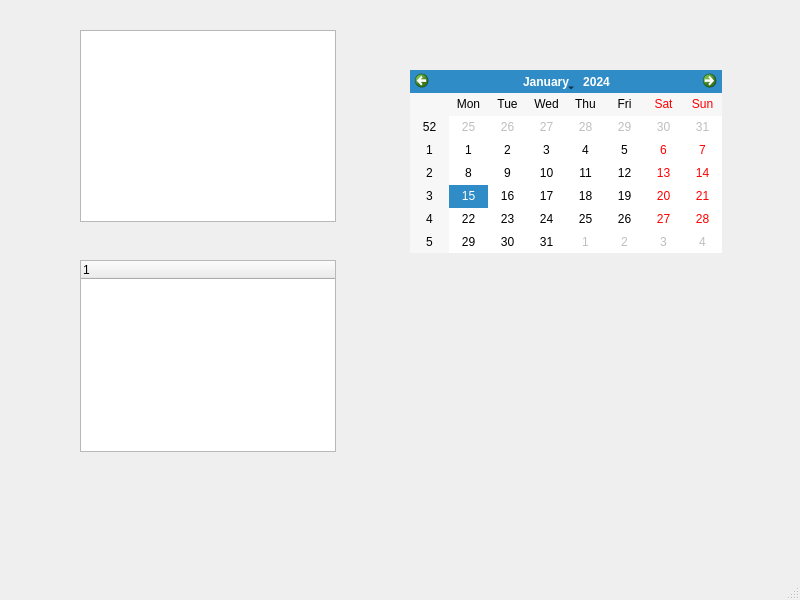
The window that Paltalk/mainwindow.ui (kotelifelif/Paltalk) describes before a commit, drawn with Qt 5.
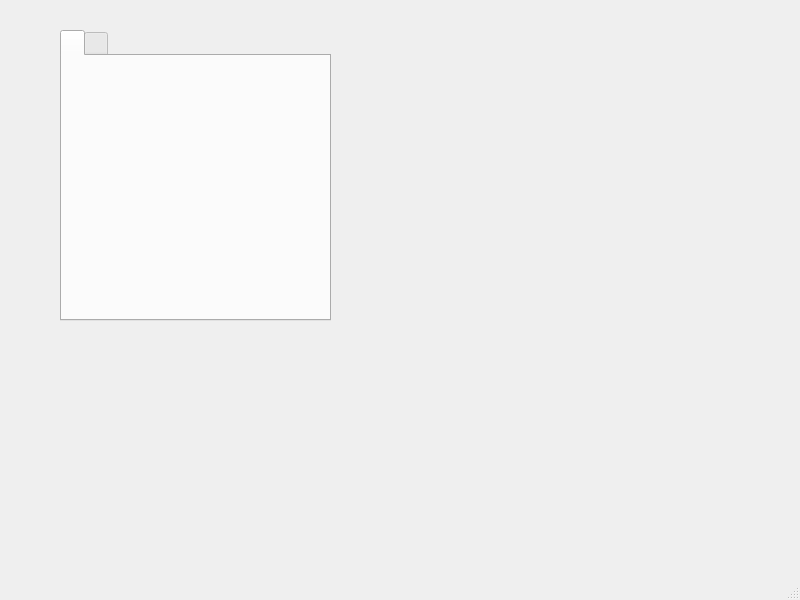
The same window after the commit.

Diff of the .ui file:
```diff
--- a/Paltalk/mainwindow.ui
+++ b/Paltalk/mainwindow.ui
@@ -14,43 +14,28 @@
    <string>MainWindow</string>
   </property>
   <widget class="QWidget" name="centralwidget">
-   <widget class="QCalendarWidget" name="calendarWidget">
+   <widget class="QTabWidget" name="tabWidget">
     <property name="geometry">
      <rect>
-      <x>410</x>
-      <y>70</y>
-      <width>312</width>
-      <height>183</height>
-     </rect>
-    </property>
-   </widget>
-   <widget class="QTreeView" name="treeView">
-    <property name="geometry">
-     <rect>
-      <x>80</x>
+      <x>60</x>
       <y>30</y>
-      <width>256</width>
-      <height>192</height>
+      <width>271</width>
+      <height>291</height>
      </rect>
     </property>
-   </widget>
-   <widget class="QTreeWidget" name="treeWidget">
-    <property name="geometry">
-     <rect>
-      <x>80</x>
-      <y>260</y>
-      <width>256</width>
-      <height>192</height>
-     </rect>
+    <property name="currentIndex">
+     <number>0</number>
     </property>
-    <property name="frameShadow">
-     <enum>QFrame::Sunken</enum>
-    </property>
-    <column>
-     <property name="text">
-      <string notr="true">1</string>
-     </property>
-    </column>
+    <widget class="QWidget" name="tabWidgetPage1" native="true">
+     <attribute name="title">
+      <string/>
+     </attribute>
+    </widget>
+    <widget class="QWidget" name="tabWidgetPage2" native="true">
+     <attribute name="title">
+      <string/>
+     </attribute>
+    </widget>
    </widget>
   </widget>
   <widget class="QMenuBar" name="menubar">
```
Left out of the diff: 3 changed lines with no effect on the pictures.
